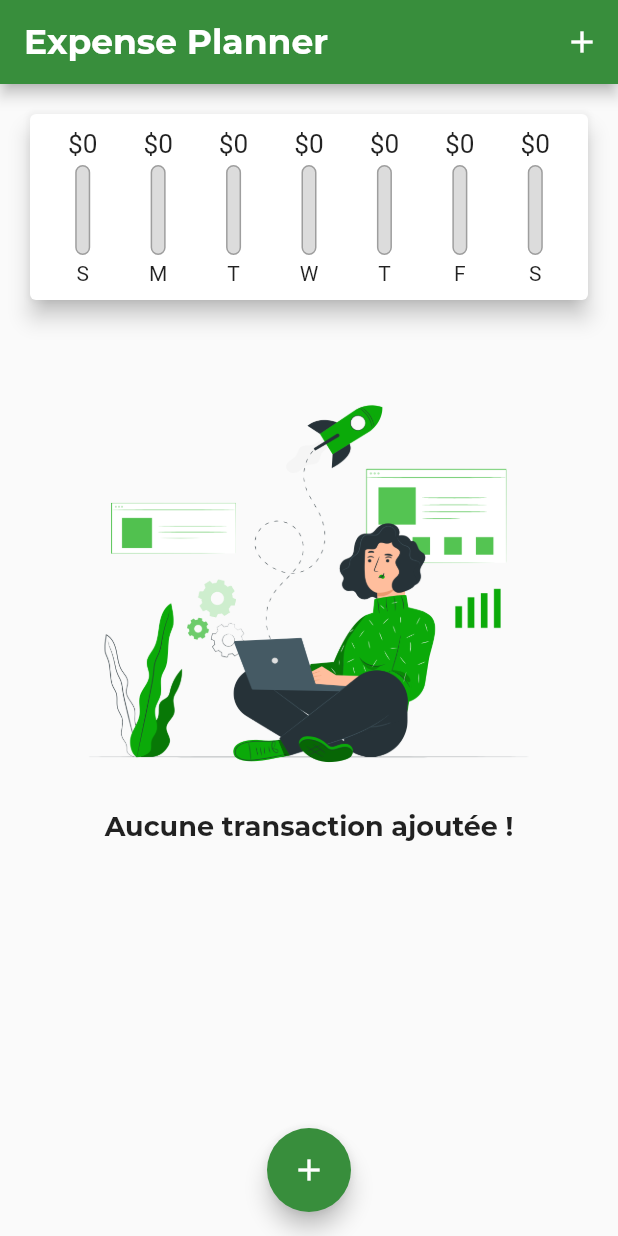
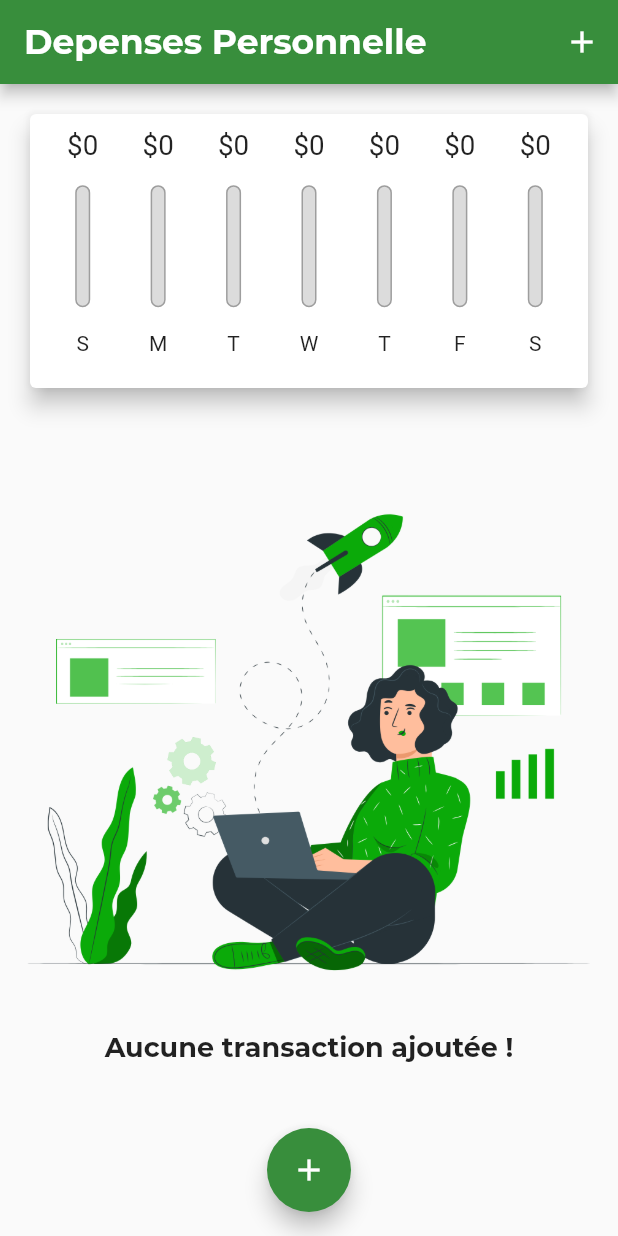
Before and after one commit to calebrussel77/expense_planner, a Flutter app: the screen it shows after launch, on a phone screen of 412 x 824 dp. Run offline on Flutter 3.47's test engine with Material 2 defaults, Android fonts, the phone set to English and light mode, and no system bars; project files that could hold a hidden picture were left out.

Commit message:
add adaptive and responsive functionality to the app

```diff
--- a/lib/main.dart
+++ b/lib/main.dart
@@ -1,11 +1,25 @@
+import 'package:flutter/cupertino.dart';
 import 'package:flutter/material.dart';
+import 'dart:io'; //allow to check the platform
+// import 'package:flutter/services.dart'; allow to display only on landscape or portrait mode
 
 import './models/transaction.dart';
 import './widgets/chart.dart';
 import './widgets/new_transaction.dart';
 import './widgets/transaction_list.dart';
 
-void main() => runApp(MyApp());
+void main() {
+  //allow only Portrait mode of our app.
+
+  // WidgetsFlutterBinding.ensureInitialized();
+  // SystemChrome.setPreferredOrientations(
+  //   [
+  //     DeviceOrientation.portraitUp,
+  //     DeviceOrientation.portraitDown,
+  //   ],
+  // );
+  runApp(MyApp());
+}
 
 class MyApp extends StatelessWidget {
   @override
@@ -53,6 +67,8 @@ class _MyHomePageState extends State<MyHomePage> {
     //     amount: 250.5,
     //     date: DateTime.now()),
   ];
+
+  bool _showChart = false;
 
 //dynamique calculator properties => getter;
   List<Transaction> get _recentTransactions {
@@ -103,11 +119,27 @@ class _MyHomePageState extends State<MyHomePage> {
 
   @override
   Widget build(BuildContext context) {
-    return Scaffold(
-      resizeToAvoidBottomInset: false,
-      appBar: AppBar(
+    final mediaQuery = MediaQuery.of(context);
+    final isLandscape = mediaQuery.orientation == Orientation.landscape;
+    final PreferredSizeWidget appBar = Platform.isIOS
+        ? CupertinoNavigationBar(
+            middle: Text(
+              'Depenses Personnelle',
+            ),
+            backgroundColor: Theme.of(context).primaryColor,
+            trailing: Row(
+              mainAxisSize: MainAxisSize.min,
+              children: [
+                GestureDetector(
+                  child: Icon(CupertinoIcons.add),
+                  onTap: () => _displayInputTransactions(context),
+                )
+              ],
+            ),
+          )
+        : AppBar(
             title: Text(
-          'Expense Planner',
+              'Depenses Personnelle',
             ),
             backgroundColor: Theme.of(context).primaryColorDark,
             actions: [
@@ -116,8 +148,17 @@ class _MyHomePageState extends State<MyHomePage> {
                 onPressed: () => _displayInputTransactions(context),
               )
             ],
-      ),
-      body: SingleChildScrollView(
+          );
+    final txListWidget = Container(
+      height: (mediaQuery.size.height -
+              appBar.preferredSize.height -
+              mediaQuery.padding.top) *
+          0.71,
+      child: TransactionList(_userTransactions, _deleteTransaction),
+    );
+
+    final pageBody = SafeArea(
+      child: SingleChildScrollView(
         child: Column(
           //CrossAxisAlignment is use to align items left to right on a column
           //and top to bottom on a row
@@ -125,29 +166,63 @@ class _MyHomePageState extends State<MyHomePage> {
           //and left to right on a row.
           crossAxisAlignment: CrossAxisAlignment.stretch,
           children: <Widget>[
-            Chart(_recentTransactions),
-            _userTransactions.isEmpty
-                ? Column(
+            if (isLandscape)
+              Row(
+                mainAxisAlignment: MainAxisAlignment.center,
                 children: [
-                      Container(
-                        height: 320,
-                        child: Image.asset(
-                          "assets/images/Startup life-pana.png",
-                          fit: BoxFit.cover,
+                  Text(
+                    'Afficher le chart',
+                    style: TextStyle(fontSize: 20, color: Colors.grey[700]),
                   ),
-                      ),
-                      Text(
-                        "Aucune transaction ajoutée !",
-                        style: Theme.of(context).textTheme.headline6,
+                  //Pour avoir un rendu adaptif en fonction de l'OS
+                  Switch.adaptive(
+                    value: _showChart,
+                    onChanged: (bool value) {
+                      setState(() {
+                        _showChart = value;
+                      });
+                    },
                   ),
                 ],
+              ),
+            if (!isLandscape)
+              Container(
+                height: (mediaQuery.size.height -
+                        appBar.preferredSize.height -
+                        mediaQuery.padding.top) *
+                    0.29,
+                child: Chart(_recentTransactions),
+              ),
+            if (!isLandscape) txListWidget,
+            if (isLandscape)
+              _showChart
+                  ? Container(
+                      height: (mediaQuery.size.height -
+                              appBar.preferredSize.height -
+                              mediaQuery.padding.top) *
+                          0.7,
+                      child: Chart(_recentTransactions),
                     )
-                : TransactionList(_userTransactions, _deleteTransaction),
+                  : txListWidget
           ],
         ),
       ),
-      floatingActionButtonLocation: FloatingActionButtonLocation.centerFloat,
-      floatingActionButton: FloatingActionButton(
+    );
+
+    return Platform.isIOS
+        ? CupertinoPageScaffold(
+            navigationBar: appBar,
+            child: pageBody,
+          )
+        : Scaffold(
+            resizeToAvoidBottomInset: false,
+            appBar: appBar,
+            body: pageBody,
+            floatingActionButtonLocation:
+                FloatingActionButtonLocation.centerFloat,
+            floatingActionButton: Platform.isIOS
+                ? Container()
+                : FloatingActionButton(
                     child: Icon(
                       Icons.add,
                       color: Colors.white,
--- a/lib/widgets/chart_bar.dart
+++ b/lib/widgets/chart_bar.dart
@@ -9,21 +9,23 @@ class ChartBar extends StatelessWidget {
 
   @override
   Widget build(BuildContext context) {
+    return LayoutBuilder(
+      builder: (ctx, constraints) {
         return Column(
           children: [
             //permet à son enfant de ne pas aller à la ligne et de faire un truncate en gardant son espace
             Container(
-          height: 20,
+              height: constraints.maxHeight * 0.13,
               child: FittedBox(
                 child: Text('\$${spendingAmount.toStringAsFixed(0)}'),
               ),
             ),
             SizedBox(
-          height: 4,
+              height: constraints.maxHeight * 0.1,
             ),
             Container(
               width: 10,
-          height: 60,
+              height: constraints.maxHeight * 0.5,
               child:
                   //permet d'aligner des elements comme une colonne mais les uns sur les autres
                   //et utilise la priorité de superposition du bas vers le haut
@@ -49,10 +51,12 @@ class ChartBar extends StatelessWidget {
               ),
             ),
             SizedBox(
-          height: 4,
+              height: constraints.maxHeight * 0.1,
             ),
-        Text(label),
+            FittedBox(child: Text(label)),
           ],
+        );
+      },
     );
   }
 }
--- a/lib/widgets/transaction_list.dart
+++ b/lib/widgets/transaction_list.dart
@@ -11,10 +11,25 @@ class TransactionList extends StatelessWidget {
 
   @override
   Widget build(BuildContext context) {
-    return Container(
-      height: 500,
-      //ListView possede une heigth infinie donc ç ne marche pas avec expended
-      child: ListView.builder(
+    return transactions.isEmpty
+        ? LayoutBuilder(builder: (ctx, constraints) {
+            return Column(
+              children: [
+                Container(
+                  height: constraints.maxHeight * 0.75,
+                  child: Image.asset(
+                    "assets/images/Startup life-pana.png",
+                    fit: BoxFit.cover,
+                  ),
+                ),
+                Text(
+                  "Aucune transaction ajoutée !",
+                  style: Theme.of(context).textTheme.headline6,
+                ),
+              ],
+            );
+          })
+        : ListView.builder(
             itemBuilder: (ctx, index) {
               return Card(
                 elevation: 5,
@@ -39,16 +54,29 @@ class TransactionList extends StatelessWidget {
                   subtitle: Text(
                     DateFormat.yMMMd().format(transactions[index].date),
                   ),
-              trailing: IconButton(
+                  trailing: MediaQuery.of(context).size.width > 360
+                      ? TextButton.icon(
+                          icon: Icon(Icons.delete),
+                          label: Text('Supprimer'),
+                          style: ButtonStyle(
+                            backgroundColor: MaterialStateProperty.all<Color>(
+                                Colors.red[50]),
+                            foregroundColor:
+                                MaterialStateProperty.all<Color>(Colors.red),
+                          ),
+                          onPressed: () =>
+                              deleteTransaction(transactions[index].id),
+                        )
+                      : IconButton(
                           icon: Icon(Icons.delete),
                           color: Theme.of(context).errorColor,
-                onPressed: () => deleteTransaction(transactions[index].id),
+                          onPressed: () =>
+                              deleteTransaction(transactions[index].id),
                         ),
                 ),
               );
             },
             itemCount: transactions.length,
-      ),
           );
   }
 }
```
Also changed, not shown: lib/widgets/adaptive_textButton.dart (added, +32 -0 lines), lib/widgets/new_transaction.dart (+12 -9 lines). Lines whose indentation alone changed are shown as unchanged.
